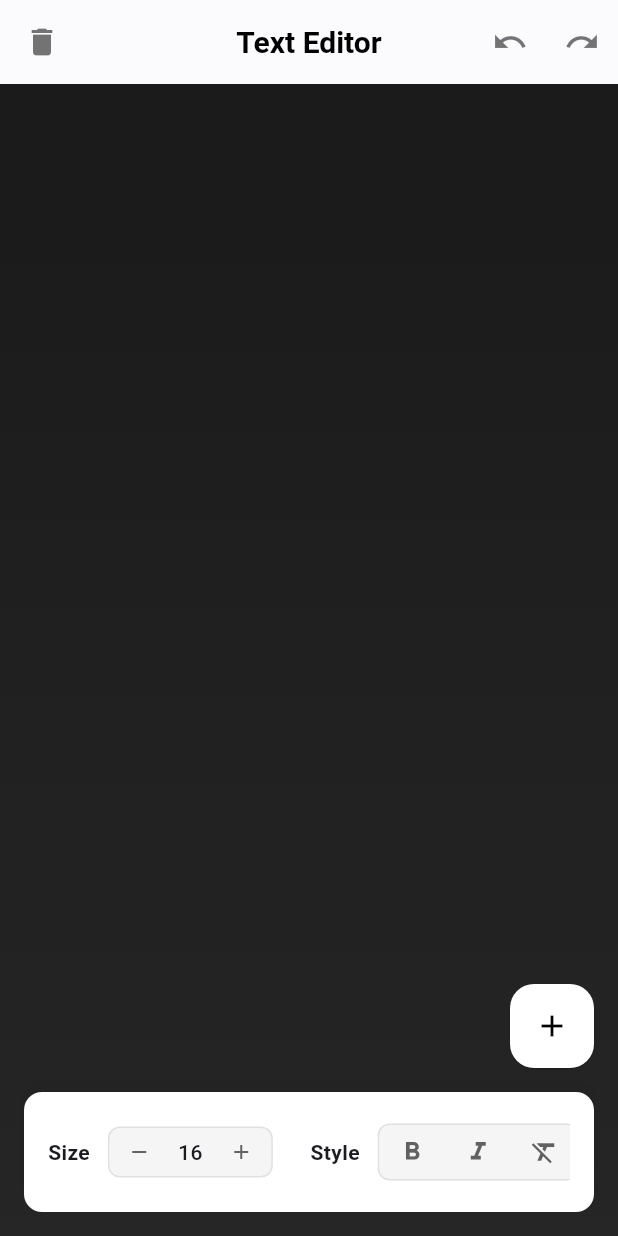
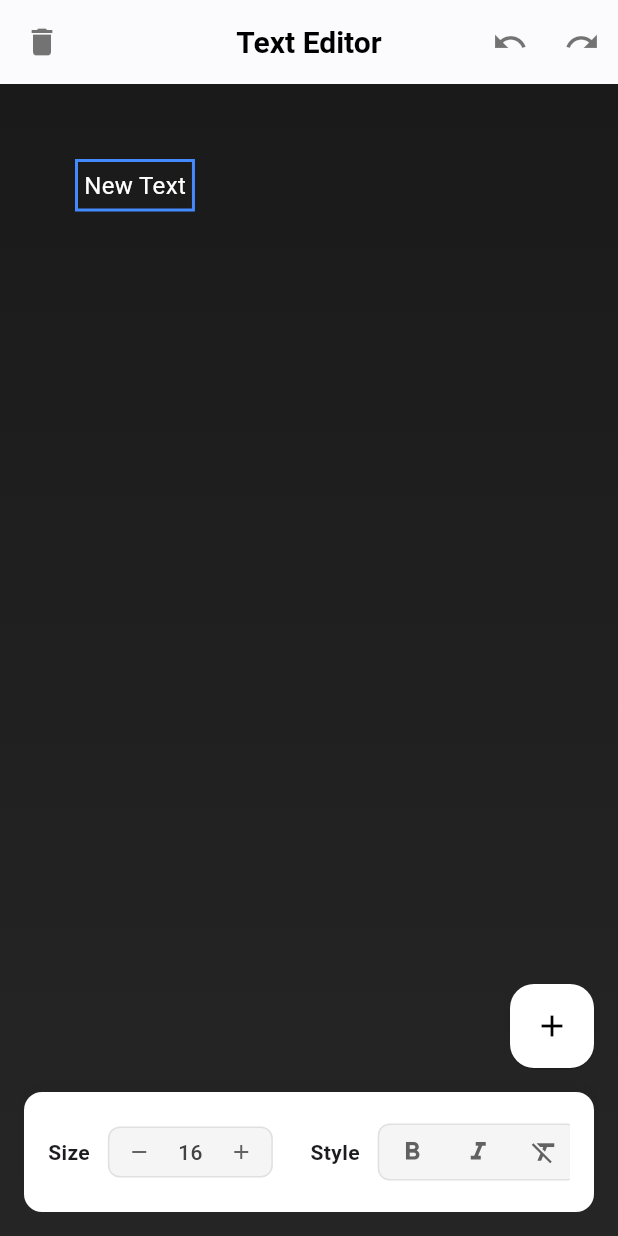
Before and after one commit to may-tas/TextEditingApp, a Flutter app: the screen it shows after launch, after a tap on the "add" icon, on a phone screen of 412 x 824 dp. Run offline on Flutter 3.47's test engine with Material 3 defaults, Android fonts, the phone set to English and light mode, and no system bars; our stand-ins replace flutter_bloc; Roboto replaces fonts that are missing (Arial).

Commit message:
Text Size Change Applied to Newest Text Instead of Selected One

```diff
--- a/lib/cubit/canvas_state.dart
+++ b/lib/cubit/canvas_state.dart
@@ -1,29 +1,39 @@
+// lib/cubit/canvas_state.dart
 import '../models/text_item_model.dart';
 
 class CanvasState {
   final List<TextItem> textItems;
   final List<CanvasState> history;
   final List<CanvasState> future;
+  final int? selectedIndex;
 
   const CanvasState({
     required this.textItems,
     required this.history,
     required this.future,
+    this.selectedIndex,
   });
 
   factory CanvasState.initial() {
-    return const CanvasState(textItems: [], history: [], future: []);
+    return const CanvasState(
+      textItems: [],
+      history: [],
+      future: [],
+      selectedIndex: null,
+    );
   }
 
   CanvasState copyWith({
     List<TextItem>? textItems,
     List<CanvasState>? history,
     List<CanvasState>? future,
+    int? selectedIndex,
   }) {
     return CanvasState(
       textItems: textItems ?? this.textItems,
       history: history ?? this.history,
       future: future ?? this.future,
+      selectedIndex: selectedIndex,
     );
   }
 }
--- a/lib/models/text_item_model.dart
+++ b/lib/models/text_item_model.dart
@@ -1,3 +1,4 @@
+// lib/models/text_item_model.dart
 import 'dart:ui';
 
 class TextItem {
--- a/lib/ui/screens/canvas_screen.dart
+++ b/lib/ui/screens/canvas_screen.dart
@@ -1,3 +1,4 @@
+// lib/ui/screens/canvas_screen.dart
 import 'package:flutter/material.dart';
 import 'package:flutter_bloc/flutter_bloc.dart';
 
@@ -43,7 +44,11 @@
           ),
         ],
       ),
-      body: Container(
+      body: GestureDetector(
+        onTap: () {
+          context.read<CanvasCubit>().selectTextItem(null);
+        },
+        child: Container(
           decoration: BoxDecoration(
             gradient: LinearGradient(
               begin: Alignment.topCenter,
@@ -65,24 +70,15 @@
                       return Positioned(
                         left: textItem.x,
                         top: textItem.y,
-                      child: GestureDetector(
-                        onPanUpdate: (details) {
-                          const speedFactor = 2.0;
-                          context.read<CanvasCubit>().moveText(
-                                index,
-                                textItem.x + details.delta.dx * speedFactor,
-                                textItem.y + details.delta.dy * speedFactor,
-                              );
-                        },
                         child: EditableTextWidget(
                             index: index, textItem: textItem),
-                      ),
                       );
                     },
                   ),
                 ],
               );
             },
+          ),
         ),
       ),
       extendBody: true,
--- a/lib/ui/widgets/editable_text_widget.dart
+++ b/lib/ui/widgets/editable_text_widget.dart
@@ -1,7 +1,9 @@
+// lib/ui/widgets/editable_text_widget.dart
 import 'package:flutter/material.dart';
 import 'package:flutter_bloc/flutter_bloc.dart';
 
 import '../../cubit/canvas_cubit.dart';
+import '../../cubit/canvas_state.dart';
 import '../../models/text_item_model.dart';
 
 class EditableTextWidget extends StatelessWidget {
@@ -16,20 +18,43 @@
 
   @override
   Widget build(BuildContext context) {
+    return BlocBuilder<CanvasCubit, CanvasState>(
+      builder: (context, state) {
+        final isSelected = state.selectedIndex == index;
+
         return GestureDetector(
           onTap: () async {
+            context.read<CanvasCubit>().selectTextItem(index);
+
             final result = await showDialog<String>(
               context: context,
               builder: (context) => EditTextDialog(initialText: textItem.text),
             );
 
-        if(!context.mounted) return;
+            if (!context.mounted) return;
             if (result == '_delete_') {
               context.read<CanvasCubit>().deleteText(index);
             } else if (result != null) {
               context.read<CanvasCubit>().editText(index, result);
             }
           },
+          onPanUpdate: (details) {
+            context.read<CanvasCubit>().selectTextItem(index);
+
+            const speedFactor = 2.0;
+            context.read<CanvasCubit>().moveText(
+                  index,
+                  textItem.x + details.delta.dx * speedFactor,
+                  textItem.y + details.delta.dy * speedFactor,
+                );
+          },
+          child: Container(
+            decoration: BoxDecoration(
+              border: isSelected
+                  ? Border.all(color: Colors.blueAccent, width: 2.0)
+                  : Border.all(color: Colors.transparent, width: 2.0),
+            ),
+            padding: const EdgeInsets.all(4.0),
             child: Text(
               textItem.text,
               style: TextStyle(
@@ -40,6 +65,9 @@
                 color: textItem.color,
               ),
             ),
+          ),
+        );
+      },
     );
   }
 }
--- a/lib/ui/widgets/font_controls.dart
+++ b/lib/ui/widgets/font_controls.dart
@@ -1,5 +1,7 @@
+// lib/ui/widgets/font_controls.dart
 import 'package:flutter/material.dart';
 import 'package:flutter_bloc/flutter_bloc.dart';
+import 'package:texterra/models/text_item_model.dart';
 
 import '../../constants/font_family_list.dart';
 import '../../cubit/canvas_cubit.dart';
@@ -10,6 +12,12 @@
 
   @override
   Widget build(BuildContext context) {
+    return BlocBuilder<CanvasCubit, CanvasState>(
+      builder: (context, state) {
+        final isTextSelected = state.selectedIndex != null;
+        final selectedTextItem =
+            isTextSelected ? state.textItems[state.selectedIndex!] : null;
+
         return Container(
           height: 80,
           padding: const EdgeInsets.symmetric(horizontal: 16.0, vertical: 8.0),
@@ -26,21 +34,29 @@
           child: SingleChildScrollView(
             scrollDirection: Axis.horizontal,
             child: Row(
+              mainAxisSize: MainAxisSize.min,
               children: [
-            _buildFontSizeControls(context),
+                _buildFontSizeControls(
+                    context, selectedTextItem, isTextSelected),
                 const SizedBox(width: 25),
-            _buildFontStyleControls(context),
+                _buildFontStyleControls(
+                    context, selectedTextItem, isTextSelected),
                 const SizedBox(width: 25),
-            _buildFontFamilyControls(context),
+                _buildFontFamilyControls(
+                    context, selectedTextItem, isTextSelected),
                 const SizedBox(width: 25),
-            _buildColorControls(context),
+                _buildColorControls(context, selectedTextItem, isTextSelected),
               ],
             ),
           ),
         );
+      },
+    );
   }
 
-  Widget _buildFontSizeControls(BuildContext context) {
+  // --- Font Size Controls ---
+  Widget _buildFontSizeControls(
+      BuildContext context, TextItem? selectedTextItem, bool isEnabled) {
     return Row(
       mainAxisSize: MainAxisSize.min,
       children: [
@@ -55,9 +71,10 @@
         Container(
           padding: const EdgeInsets.symmetric(horizontal: 4),
           decoration: BoxDecoration(
-            color: Colors.grey[100],
+            color: isEnabled ? Colors.grey[100] : Colors.grey[200],
             borderRadius: BorderRadius.circular(8),
-            border: Border.all(color: Colors.grey[300]!),
+            border: Border.all(
+                color: isEnabled ? Colors.grey[300]! : Colors.grey[400]!),
           ),
           child: Row(
             mainAxisSize: MainAxisSize.min,
@@ -65,31 +82,31 @@
               _buildSizeButton(
                 context: context,
                 icon: Icons.remove,
-                onPressed: () => _changeFontSize(context, decrease: true),
+                onPressed: isEnabled
+                    ? () => _changeFontSizeWithStep(context, -2)
+                    : null,
               ),
-              BlocBuilder<CanvasCubit, CanvasState>(
-                builder: (context, state) {
-                  final fontSize = state.textItems.isNotEmpty
-                      ? state.textItems.last.fontSize.round()
-                      : 16;
-                  return Container(
+              Container(
                 constraints: const BoxConstraints(minWidth: 36),
                 padding: const EdgeInsets.symmetric(horizontal: 8),
                 child: Text(
-                      '$fontSize',
+                  selectedTextItem != null
+                      ? selectedTextItem.fontSize.round().toString()
+                      : 'N/A',
                   textAlign: TextAlign.center,
-                      style: const TextStyle(
+                  style: TextStyle(
                     fontWeight: FontWeight.w500,
                     fontSize: 14,
+                    color: isEnabled ? Colors.grey[800] : Colors.grey[500],
                   ),
                 ),
-                  );
-                },
               ),
               _buildSizeButton(
                 context: context,
                 icon: Icons.add,
-                onPressed: () => _changeFontSize(context, decrease: false),
+                onPressed: isEnabled
+                    ? () => _changeFontSizeWithStep(context, 2)
+                    : null,
               ),
             ],
           ),
@@ -98,7 +115,22 @@
     );
   }
 
-  Widget _buildFontFamilyControls(BuildContext context) {
+  void _changeFontSizeWithStep(
+    BuildContext context,
+    int step,
+  ) {
+    final cubit = context.read<CanvasCubit>();
+    final state = cubit.state;
+    if (state.selectedIndex == null) return;
+
+    final currentSize = state.textItems[state.selectedIndex!].fontSize;
+    final newSize = (currentSize + step).clamp(8, 78);
+    cubit.changeFontSize(newSize.toDouble());
+  }
+
+  // --- Font Family Controls ---
+  Widget _buildFontFamilyControls(
+      BuildContext context, TextItem? selectedTextItem, bool isEnabled) {
     return Row(
       mainAxisSize: MainAxisSize.min,
       children: [
@@ -113,60 +145,37 @@
         Container(
           padding: const EdgeInsets.symmetric(horizontal: 12),
           decoration: BoxDecoration(
-            color: Colors.grey[100],
+            color: isEnabled ? Colors.grey[100] : Colors.grey[200],
             borderRadius: BorderRadius.circular(8),
-            border: Border.all(color: Colors.grey[300]!),
+            border: Border.all(
+                color: isEnabled ? Colors.grey[300]! : Colors.grey[400]!),
           ),
-          child: BlocBuilder<CanvasCubit, CanvasState>(
-            builder: (context, state) {
-              final currentFont = state.textItems.isNotEmpty
-                  ? state.textItems.last.fontFamily
-                  : 'Arial';
-
-              return DropdownButtonHideUnderline(
+          child: DropdownButtonHideUnderline(
             child: DropdownButton<String>(
               menuWidth: 170,
-                  value: currentFont,
+              value: selectedTextItem?.fontFamily ?? 'Arial',
               items: items,
-                  onChanged: (value) => _changeFontFamily(context, value),
+              onChanged: isEnabled
+                  ? (value) => _changeFontFamily(context, value)
+                  : null,
               style: TextStyle(
-                    color: Colors.grey[800],
+                color: isEnabled ? Colors.grey[800] : Colors.grey[500],
                 fontSize: 14,
                 fontWeight: FontWeight.w500,
               ),
-                  icon: Icon(Icons.arrow_drop_down, color: Colors.grey[600]),
+              icon: Icon(Icons.arrow_drop_down,
+                  color: isEnabled ? Colors.grey[600] : Colors.grey[400]),
+              hint: !isEnabled ? const Text('Select Text') : null,
             ),
-              );
-            },
           ),
         ),
       ],
     );
   }
 
-  Widget _buildSizeButton({
-    required BuildContext context,
-    required IconData icon,
-    required VoidCallback onPressed,
-  }) {
-    return Material(
-      color: Colors.transparent,
-      child: InkWell(
-        borderRadius: BorderRadius.circular(4),
-        onTap: onPressed,
-        child: Padding(
-          padding: const EdgeInsets.all(8.0),
-          child: Icon(
-            icon,
-            size: 16,
-            color: Colors.grey[700],
-          ),
-        ),
-      ),
-    );
-  }
-
-  Widget _buildColorControls(BuildContext context) {
+  // --- Color Controls ---
+  Widget _buildColorControls(
+      BuildContext context, TextItem? selectedTextItem, bool isEnabled) {
     final colors = [
       Colors.black,
       Colors.red,
@@ -175,6 +184,7 @@
       Colors.purple,
       Colors.orange,
       Colors.pink,
+      Colors.white,
     ];
 
     return Row(
@@ -191,30 +201,19 @@
         Container(
           height: 40,
           decoration: BoxDecoration(
-            color: Colors.grey[100],
+            color: isEnabled ? Colors.grey[100] : Colors.grey[200],
             borderRadius: BorderRadius.circular(8),
-            border: Border.all(color: Colors.grey[300]!),
+            border: Border.all(
+                color: isEnabled ? Colors.grey[300]! : Colors.grey[400]!),
           ),
-          child: BlocBuilder<CanvasCubit, CanvasState>(
-            builder: (context, state) {
-              final selectedColor = state.textItems.isNotEmpty
-                  ? state.textItems.last.color
-                  : Colors.black;
-
-              return Row(
+          child: Row(
             mainAxisSize: MainAxisSize.min,
             children: colors.map((color) {
+              final selectedColor = selectedTextItem?.color ?? Colors.black;
               final isSelected = selectedColor == color;
               return GestureDetector(
-                    onTap: () {
-                      final selectedIndex = state.textItems.length - 1;
-                      if (selectedIndex >= 0) {
-                        context.read<CanvasCubit>().changeTextColor(
-                              selectedIndex,
-                              color,
-                            );
-                      }
-                    },
+                onTap:
+                    isEnabled ? () => _changeTextColor(context, color) : null,
                 child: Container(
                   width: 30,
                   height: 30,
@@ -224,7 +223,7 @@
                     shape: BoxShape.circle,
                     border: Border.all(
                       color: isSelected
-                              ? Colors.blue
+                          ? (isEnabled ? Colors.blue : Colors.grey)
                           : Colors.grey.withAlpha((0.3 * 255).toInt()),
                       width: isSelected ? 2 : 1,
                     ),
@@ -232,15 +231,15 @@
                 ),
               );
             }).toList(),
-              );
-            },
           ),
         ),
       ],
     );
   }
 
-  Widget _buildFontStyleControls(BuildContext context) {
+  // --- Font Style Controls ---
+  Widget _buildFontStyleControls(
+      BuildContext context, TextItem? selectedTextItem, bool isEnabled) {
     return Row(
       mainAxisSize: MainAxisSize.min,
       children: [
@@ -255,9 +254,10 @@
         Container(
           padding: const EdgeInsets.symmetric(horizontal: 4),
           decoration: BoxDecoration(
-            color: Colors.grey[100],
+            color: isEnabled ? Colors.grey[100] : Colors.grey[200],
             borderRadius: BorderRadius.circular(8),
-            border: Border.all(color: Colors.grey[300]!),
+            border: Border.all(
+                color: isEnabled ? Colors.grey[300]! : Colors.grey[400]!),
           ),
           child: Row(
             mainAxisSize: MainAxisSize.min,
@@ -265,19 +265,23 @@
               _buildStyleButton(
                 context: context,
                 icon: Icons.format_bold,
-                onPressed: () => _changeFontWeight(context, FontWeight.bold),
+                onPressed: isEnabled
+                    ? () => _changeFontWeight(context, FontWeight.bold)
+                    : null,
               ),
               const SizedBox(width: 8),
               _buildStyleButton(
                 context: context,
                 icon: Icons.format_italic,
-                onPressed: () => _changeFontStyle(context, FontStyle.italic),
+                onPressed: isEnabled
+                    ? () => _changeFontStyle(context, FontStyle.italic)
+                    : null,
               ),
               const SizedBox(width: 8),
               _buildStyleButton(
                 context: context,
                 icon: Icons.format_clear,
-                onPressed: () => _resetFontStyle(context),
+                onPressed: isEnabled ? () => _resetFontStyle(context) : null,
               ),
             ],
           ),
@@ -286,10 +290,33 @@
     );
   }
 
+  // --- Helper Buttons ---
+  Widget _buildSizeButton({
+    required BuildContext context,
+    required IconData icon,
+    required VoidCallback? onPressed,
+  }) {
+    return Material(
+      color: Colors.transparent,
+      child: InkWell(
+        borderRadius: BorderRadius.circular(4),
+        onTap: onPressed,
+        child: Padding(
+          padding: const EdgeInsets.all(8.0),
+          child: Icon(
+            icon,
+            size: 16,
+            color: onPressed != null ? Colors.grey[700] : Colors.grey[400],
+          ),
+        ),
+      ),
+    );
+  }
+
   Widget _buildStyleButton({
     required BuildContext context,
     required IconData icon,
-    required VoidCallback onPressed,
+    required VoidCallback? onPressed,
   }) {
     return Material(
       color: Colors.transparent,
@@ -301,63 +328,35 @@
           child: Icon(
             icon,
             size: 20,
-            color: Colors.grey[700],
+            color: onPressed != null ? Colors.grey[700] : Colors.grey[400],
           ),
         ),
       ),
     );
   }
 
+  // --- Font Modification Callbacks ---
   void _changeFontStyle(BuildContext context, FontStyle fontStyle) {
-    final selectedIndex =
-        context.read<CanvasCubit>().state.textItems.length - 1;
-    if (selectedIndex >= 0) {
-      context.read<CanvasCubit>().changeFontStyle(selectedIndex, fontStyle);
-    }
+    context.read<CanvasCubit>().changeFontStyle(fontStyle);
   }
 
   void _changeFontWeight(BuildContext context, FontWeight fontWeight) {
-    final selectedIndex =
-        context.read<CanvasCubit>().state.textItems.length - 1;
-    if (selectedIndex >= 0) {
-      context.read<CanvasCubit>().changeFontWeight(selectedIndex, fontWeight);
-    }
+    context.read<CanvasCubit>().changeFontWeight(fontWeight);
   }
 
   void _resetFontStyle(BuildContext context) {
-    final selectedIndex =
-        context.read<CanvasCubit>().state.textItems.length - 1;
-    if (selectedIndex >= 0) {
-      context
-          .read<CanvasCubit>()
-          .changeFontWeight(selectedIndex, FontWeight.normal);
-      context
-          .read<CanvasCubit>()
-          .changeFontStyle(selectedIndex, FontStyle.normal);
-    }
-  }
-
-  void _changeFontSize(BuildContext context, {required bool decrease}) {
-    final selectedIndex =
-        context.read<CanvasCubit>().state.textItems.length - 1;
-    if (selectedIndex >= 0) {
-      final currentSize =
-          context.read<CanvasCubit>().state.textItems[selectedIndex].fontSize;
-      final newSize = decrease ? currentSize - 2 : currentSize + 2;
-      context.read<CanvasCubit>().changeFontSize(
-            selectedIndex,
-            newSize,
-          );
-    }
+    final cubit = context.read<CanvasCubit>();
+    cubit.changeFontWeight(FontWeight.normal);
+    cubit.changeFontStyle(FontStyle.normal);
   }
 
   void _changeFontFamily(BuildContext context, String? fontFamily) {
     if (fontFamily != null) {
-      final selectedIndex =
-          context.read<CanvasCubit>().state.textItems.length - 1;
-      if (selectedIndex >= 0) {
-        context.read<CanvasCubit>().changeFontFamily(selectedIndex, fontFamily);
+      context.read<CanvasCubit>().changeFontFamily(fontFamily);
     }
   }
+
+  void _changeTextColor(BuildContext context, Color color) {
+    context.read<CanvasCubit>().changeTextColor(color);
   }
 }
```
Also changed, not shown: lib/cubit/canvas_cubit.dart (+61 -9 lines). Lines whose indentation alone changed are shown as unchanged.
